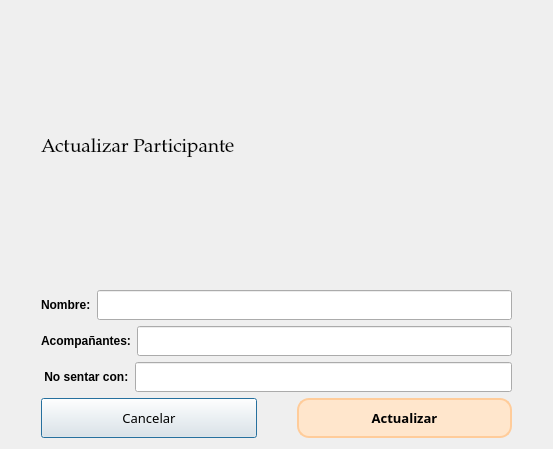
The window that src/ui/ActualizarParticipante.ui (IvanJesusCorbalanPascual/Gestor-de-Eventos) describes before a commit, drawn with Qt 5.
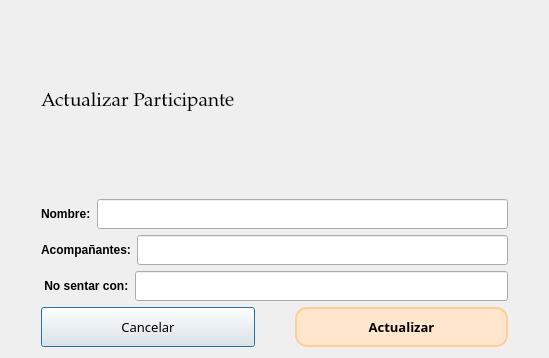
The same window after the commit.

```diff
--- a/src/ui/ActualizarParticipante.ui
+++ b/src/ui/ActualizarParticipante.ui
@@ -6,8 +6,8 @@
    <rect>
     <x>0</x>
     <y>0</y>
-    <width>553</width>
-    <height>449</height>
+    <width>549</width>
+    <height>358</height>
    </rect>
   </property>
   <property name="windowTitle">
```
